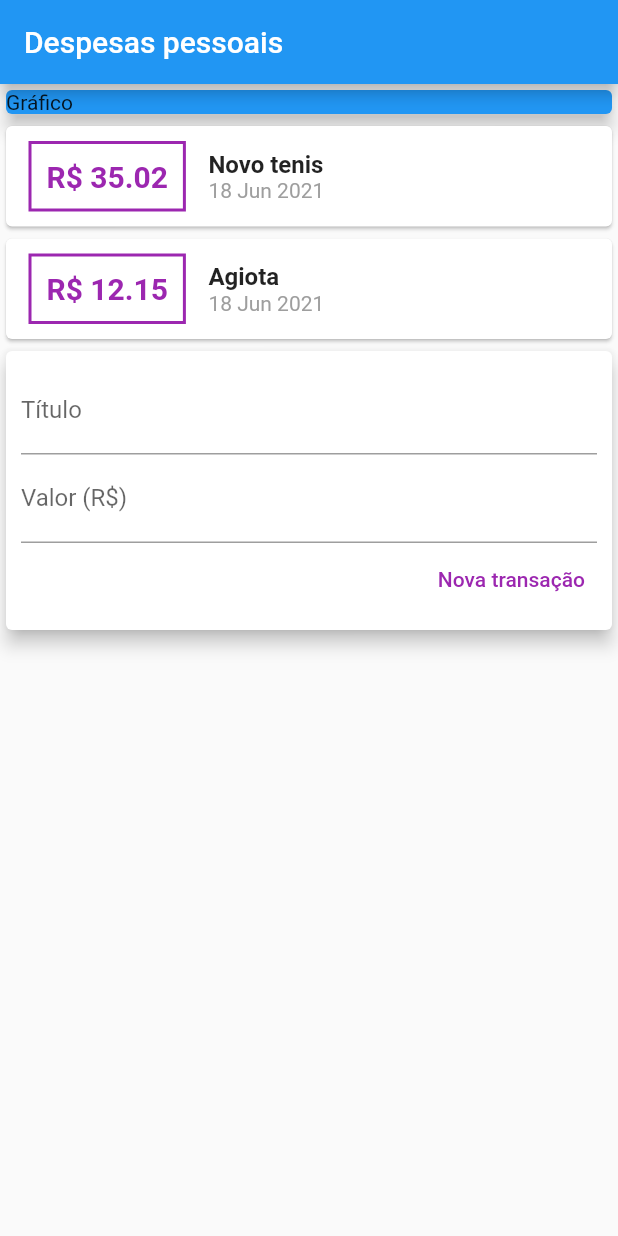
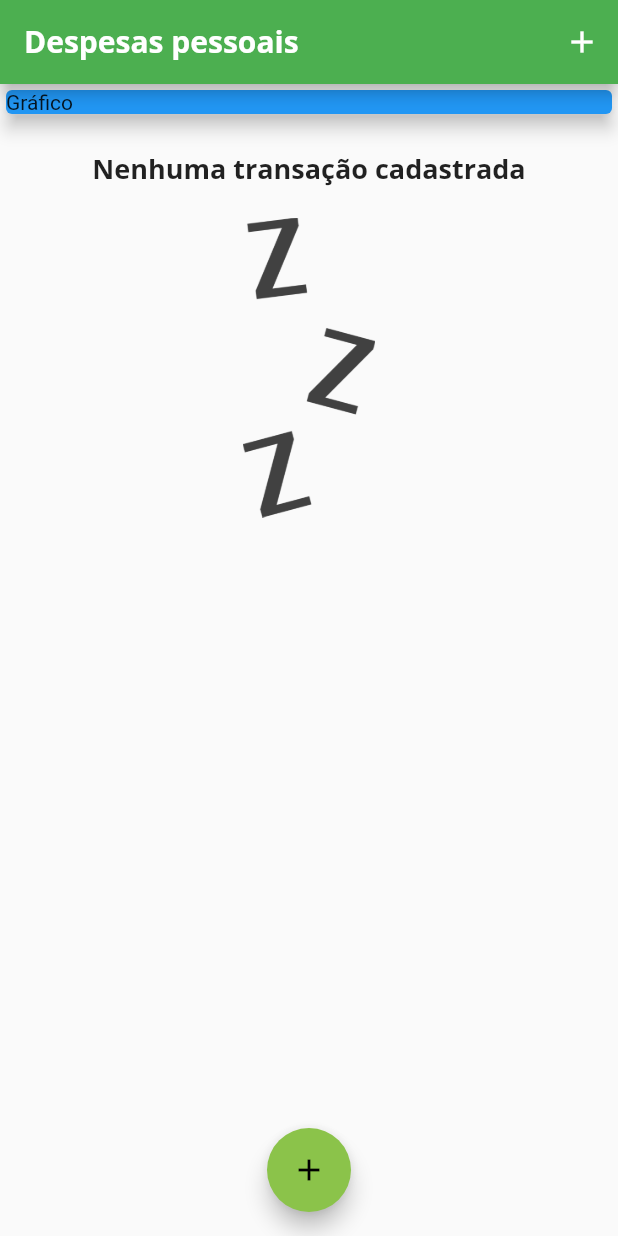
Before and after one commit to AlexBarroSS/yespense, a Flutter app: the screen it shows after launch, on a phone screen of 412 x 824 dp. Run offline on Flutter 3.47's test engine with Material 2 defaults, Android fonts, the phone set to English and light mode, and no system bars.

Commit message:
Development of expenses list and state

```diff
--- /dev/null
+++ b/lib/components/transactions_list.dart
@@ -0,0 +1,81 @@
+import 'package:flutter/material.dart';
+import 'package:intl/intl.dart';
+import 'package:yespense/model/transactions.dart';
+
+class TransactionsList extends StatelessWidget {
+  final List<Transaction> transactionList;
+
+  TransactionsList(this.transactionList);
+
+  @override
+  Widget build(BuildContext context) {
+    return Container(
+      height: 300,
+      child: transactionList.isEmpty
+          ? Column(
+              children: <Widget>[
+                SizedBox(height: 20),
+                Text(
+                  "Nenhuma transação cadastrada",
+                  style: Theme.of(context).textTheme.headline6,
+                ),
+                SizedBox(height: 20),
+                Container(
+                  height: 200,
+                  child: Image.asset('assets/images/waiting.png',
+                      fit: BoxFit.cover),
+                )
+              ],
+            )
+          : ListView.builder(
+              itemCount: transactionList.length,
+              itemBuilder: (itens, index) {
+                final transaction = transactionList[index];
+
+                return Card(
+                  child: Row(
+                    children: [
+                      Container(
+                        margin: EdgeInsets.symmetric(
+                          horizontal: 15,
+                          vertical: 10,
+                        ),
+                        decoration: BoxDecoration(
+                          border: Border.all(
+                            color: Theme.of(context).primaryColor,
+                            width: 2,
+                          ),
+                        ),
+                        padding: EdgeInsets.all(10),
+                        child: Text(
+                          "R\$ ${transaction.value.toStringAsFixed(2)}",
+                          style: TextStyle(
+                            color: Theme.of(context).primaryColor,
+                            fontWeight: FontWeight.bold,
+                            fontSize: 20,
+                          ),
+                        ),
+                      ),
+                      Column(
+                        crossAxisAlignment: CrossAxisAlignment.start,
+                        children: [
+                          Text(
+                            transaction.title,
+                            style: Theme.of(context).textTheme.headline6,
+                          ),
+                          Text(
+                            DateFormat('d MMM y').format(transaction.date),
+                            style: TextStyle(
+                              color: Theme.of(context).primaryColor,
+                            ),
+                          ),
+                        ],
+                      ),
+                    ],
+                  ),
+                );
+              },
+            ),
+    );
+  }
+}
--- a/lib/main.dart
+++ b/lib/main.dart
@@ -1,41 +1,103 @@
+import 'dart:math';
+
 import 'package:flutter/material.dart';
-import 'package:intl/intl.dart';
+import 'package:yespense/components/transaction_form.dart';
+import 'package:yespense/components/transactions_list.dart';
 import 'package:yespense/model/transactions.dart';
 
-main() => runApp(ExpensesApp());
+main() => runApp(
+      ExpensesApp(),
+    );
 
 class ExpensesApp extends StatelessWidget {
   @override
   Widget build(BuildContext context) {
     return MaterialApp(
       home: HomePage(),
+      theme: ThemeData(
+        primarySwatch: Colors.green,
+        accentColor: Colors.lightGreen,
+        textTheme: ThemeData.light().textTheme.copyWith(
+              headline6: TextStyle(
+                fontFamily: 'OpenSans',
+                fontSize: 18,
+                fontWeight: FontWeight.bold,
+              ),
+            ),
+        fontFamily: 'Quicksand',
+        appBarTheme: AppBarTheme(
+          textTheme: ThemeData.light().textTheme.copyWith(
+                headline6: TextStyle(
+                  fontFamily: 'OpenSans',
+                  fontSize: 20,
+                  fontWeight: FontWeight.bold,
+                ),
+              ),
+        ),
+      ),
     );
   }
 }
 
-class HomePage extends StatelessWidget {
-  final _transactions = [
-    Transaction(
-      id: 't1',
-      title: 'Novo tenis',
-      value: 35.02,
+class HomePage extends StatefulWidget {
+  @override
+  _HomePageState createState() => _HomePageState();
+}
+
+class _HomePageState extends State<HomePage> {
+  List<Transaction> _transactions = [
+    // Transaction(
+    //   id: 't1',
+    //   title: 'Novo tenis',
+    //   value: 35.02,
+    //   date: DateTime.now(),
+    // ),
+    // Transaction(
+    //   id: 't2',
+    //   title: 'Agiota',
+    //   value: 12.15,
+    //   date: DateTime.now(),
+    // ),
+  ];
+
+  _addTransaction(String title, double value) {
+    final newTransaction = Transaction(
+      id: Random().nextDouble().toString(),
+      title: title,
+      value: value,
       date: DateTime.now(),
-    ),
-    Transaction(
-      id: 't2',
-      title: 'Agiota',
-      value: 12.15,
-      date: DateTime.now(),
-    ),
-  ];
+    );
+
+    setState(() {
+      _transactions.add(newTransaction);
+    });
+
+    Navigator.of(context).pop();
+  }
+
+  _openTransactionFormModal(BuildContext context) {
+    showModalBottomSheet(
+      context: context,
+      builder: (_) {
+        return TransactionForm(_addTransaction);
+      },
+    );
+  }
 
   @override
   Widget build(BuildContext context) {
     return Scaffold(
       appBar: AppBar(
         title: Text("Despesas pessoais"),
+        actions: [
+          IconButton(
+            onPressed: () => _openTransactionFormModal(context),
+            icon: Icon(Icons.add),
           ),
-      body: Column(
+        ],
+      ),
+      body: SingleChildScrollView(
+        child: Column(
           crossAxisAlignment: CrossAxisAlignment.stretch,
           children: <Widget>[
             Container(
@@ -46,90 +108,18 @@ class HomePage extends StatelessWidget {
               ),
             ),
             Column(
-            children: _transactions.map((transaction) {
-              return Card(
-                child: Row(
-                  children: [
-                    Container(
-                      margin: EdgeInsets.symmetric(
-                        horizontal: 15,
-                        vertical: 10,
-                      ),
-                      decoration: BoxDecoration(
-                        border: Border.all(
-                          color: Colors.purple,
-                          width: 2,
-                        ),
-                      ),
-                      padding: EdgeInsets.all(10),
-                      child: Text(
-                        "R\$ ${transaction.value.toStringAsFixed(2)}",
-                        style: TextStyle(
-                          color: Colors.purple,
-                          fontWeight: FontWeight.bold,
-                          fontSize: 20,
-                        ),
-                      ),
-                    ),
-                    Column(
-                      crossAxisAlignment: CrossAxisAlignment.start,
-                      children: [
-                        Text(
-                          transaction.title,
-                          style: TextStyle(
-                            fontSize: 16,
-                            fontWeight: FontWeight.bold,
-                          ),
-                        ),
-                        Text(
-                          DateFormat('d MMM y').format(transaction.date),
-                          style: TextStyle(
-                            color: Colors.grey,
-                          ),
-                        ),
-                      ],
-                    ),
-                  ],
-                ),
-              );
-            }).toList(),
-          ),
-          Card(
-            elevation: 5,
-            child: Padding(
-              padding: EdgeInsets.all(10),
-              child: Column(
               children: <Widget>[
-                  TextField(
-                    decoration: InputDecoration(
-                      labelText: 'Título',
-                    ),
-                  ),
-                  TextField(
-                    decoration: InputDecoration(
-                      labelText: 'Valor (R\$)',
-                    ),
-                  ),
-                  Row(
-                    mainAxisAlignment: MainAxisAlignment.end,
-                    children: <Widget>[
-                      TextButton(
-                        child: Text(
-                          'Nova transação',
-                          style: TextStyle(
-                            color: Colors.purple,
-                          ),
-                        ),
-                        onPressed: () => {},
-                      ),
+                TransactionsList(_transactions),
               ],
             ),
           ],
         ),
       ),
+      floatingActionButton: FloatingActionButton(
+        child: Icon(Icons.add),
+        onPressed: () => _openTransactionFormModal(context),
       ),
-        ],
-      ),
+      floatingActionButtonLocation: FloatingActionButtonLocation.centerFloat,
     );
   }
 }
```
Also changed, not shown: lib/components/transaction_form.dart (added, +69 -0 lines), pubspec.yaml (+19 -13 lines), assets/fonts/OpenSans-Bold.ttf (added), assets/fonts/OpenSans-Regular.ttf (added), assets/fonts/Quicksand-Bold.ttf (added), assets/fonts/Quicksand-Light.ttf (added), assets/fonts/Quicksand-Medium.ttf (added), assets/fonts/Quicksand-Regular.ttf (added), assets/images/waiting.png (added). Lines whose indentation alone changed are shown as unchanged.
